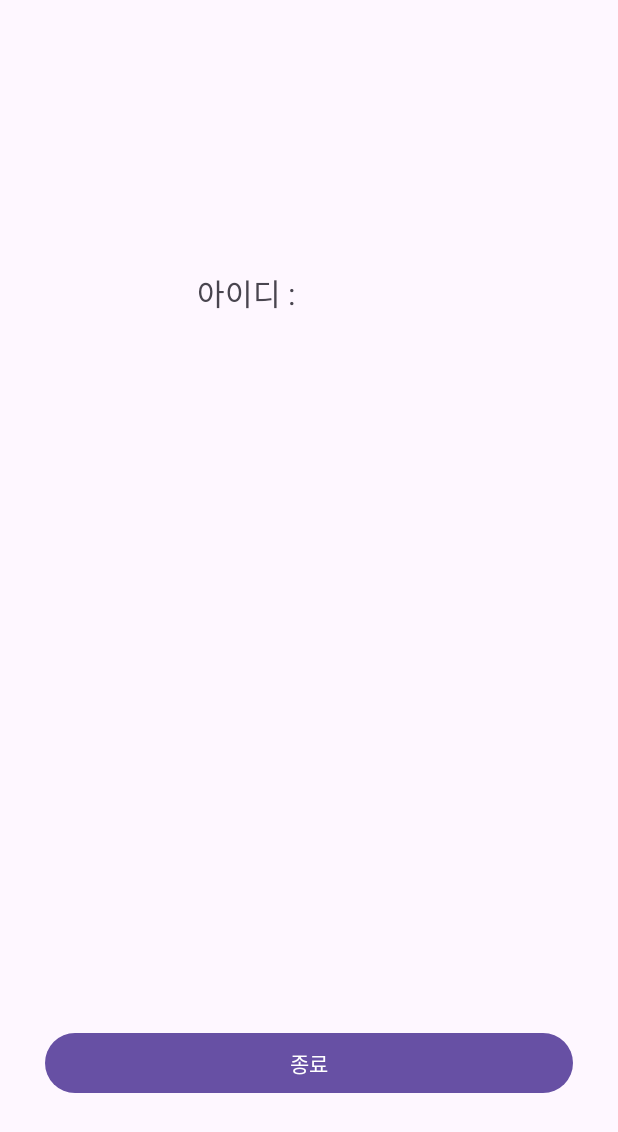
After one commit to kdbswo/ThirdWeekTask, an Android app: the HomeActivity screen opened directly, with no data from a screen before it, on a phone screen of 412 x 824 dp. The commit adds this screen. Shown: the top 1132 px of the screen. Run offline under Robolectric (Android 15) with nearby library versions, the phone set to English and light mode, and no system bars.

Commit message:
Add home screen

```diff
--- a/app/src/main/AndroidManifest.xml
+++ b/app/src/main/AndroidManifest.xml
@@ -13,6 +13,9 @@
         android:theme="@style/Theme.ThirdWeekTask"
         tools:targetApi="31">
         <activity
+            android:name=".HomeActivity"
+            android:exported="false" />
+        <activity
             android:name=".SignUpActivity"
             android:exported="false" />
         <activity
--- /dev/null
+++ b/app/src/main/java/com/loci/thirdweektask/HomeActivity.kt
@@ -0,0 +1,32 @@
+package com.loci.thirdweektask
+
+import android.os.Bundle
+import android.widget.Button
+import android.widget.TextView
+import androidx.activity.enableEdgeToEdge
+import androidx.appcompat.app.AppCompatActivity
+import androidx.core.view.ViewCompat
+import androidx.core.view.WindowInsetsCompat
+
+class HomeActivity : AppCompatActivity() {
+    override fun onCreate(savedInstanceState: Bundle?) {
+        super.onCreate(savedInstanceState)
+        enableEdgeToEdge()
+        setContentView(R.layout.activity_home)
+        ViewCompat.setOnApplyWindowInsetsListener(findViewById(R.id.main)) { v, insets ->
+            val systemBars = insets.getInsets(WindowInsetsCompat.Type.systemBars())
+            v.setPadding(systemBars.left, systemBars.top, systemBars.right, systemBars.bottom)
+            insets
+        }
+
+        val idData = intent.getStringExtra("id")
+        val editTextId = findViewById<TextView>(R.id.tv_homeId)
+        val buttonEnd = findViewById<Button>(R.id.btn_end)
+
+        editTextId.setText(idData)
+
+        buttonEnd.setOnClickListener {
+            finish()
+        }
+    }
+}
--- a/app/src/main/java/com/loci/thirdweektask/SignInActivity.kt
+++ b/app/src/main/java/com/loci/thirdweektask/SignInActivity.kt
@@ -31,6 +31,10 @@ class SignInActivity : AppCompatActivity() {
                 Toast.makeText(this, "입력되지 않은 정보가 있습니다", Toast.LENGTH_SHORT).show()
             } else {
                 Toast.makeText(this, "로그인 성공", Toast.LENGTH_SHORT).show()
+                val intent = Intent(this, HomeActivity::class.java)
+                val idData = editTextId.text.toString()
+                intent.putExtra("id", idData)
+                startActivity(intent)
             }
         }
 
--- /dev/null
+++ b/app/src/main/res/layout/activity_home.xml
@@ -0,0 +1,47 @@
+<?xml version="1.0" encoding="utf-8"?>
+<androidx.constraintlayout.widget.ConstraintLayout xmlns:android="http://schemas.android.com/apk/res/android"
+    xmlns:app="http://schemas.android.com/apk/res-auto"
+    xmlns:tools="http://schemas.android.com/tools"
+    android:id="@+id/main"
+    android:layout_width="match_parent"
+    android:layout_height="match_parent"
+    tools:context=".HomeActivity">
+
+    <TextView
+        android:id="@+id/textView"
+        android:layout_width="wrap_content"
+        android:layout_height="wrap_content"
+        android:layout_marginTop="180dp"
+        android:text="@string/home_id"
+        android:textSize="20sp"
+        app:layout_constraintEnd_toEndOf="parent"
+        app:layout_constraintHorizontal_bias="0.379"
+        app:layout_constraintStart_toStartOf="parent"
+        app:layout_constraintTop_toTopOf="parent" />
+
+    <TextView
+        android:id="@+id/tv_homeId"
+        android:layout_width="wrap_content"
+        android:layout_height="wrap_content"
+        android:layout_marginStart="8dp"
+        android:text="@string/id"
+        android:textSize="20sp"
+        app:layout_constraintBottom_toBottomOf="@+id/textView"
+        app:layout_constraintStart_toEndOf="@+id/textView"
+        app:layout_constraintTop_toTopOf="@+id/textView" />
+
+    <Button
+        android:id="@+id/btn_end"
+        android:layout_width="match_parent"
+        android:layout_height="wrap_content"
+        android:text="@string/end"
+        android:layout_marginRight="30dp"
+        android:layout_marginLeft="30dp"
+        app:layout_constraintBottom_toBottomOf="parent"
+        app:layout_constraintEnd_toEndOf="parent"
+        app:layout_constraintHorizontal_bias="0.0"
+        app:layout_constraintStart_toStartOf="parent"
+        app:layout_constraintTop_toTopOf="parent"
+        app:layout_constraintVertical_bias="0.882" />
+
+</androidx.constraintlayout.widget.ConstraintLayout>
--- a/app/src/main/res/values/strings.xml
+++ b/app/src/main/res/values/strings.xml
@@ -6,4 +6,8 @@
     <string name="et_1_hint">아이디를 입력하세요.</string>
     <string name="btn_1_text">로그인</string>
     <string name="btn_2_text">회원가입</string>
+    <string name="home_id">아이디 :</string>
+    <string name="idididid">아이디</string>
+    <string name="end">종료</string>
+    <string name="id">아이디</string>
 </resources>
```
